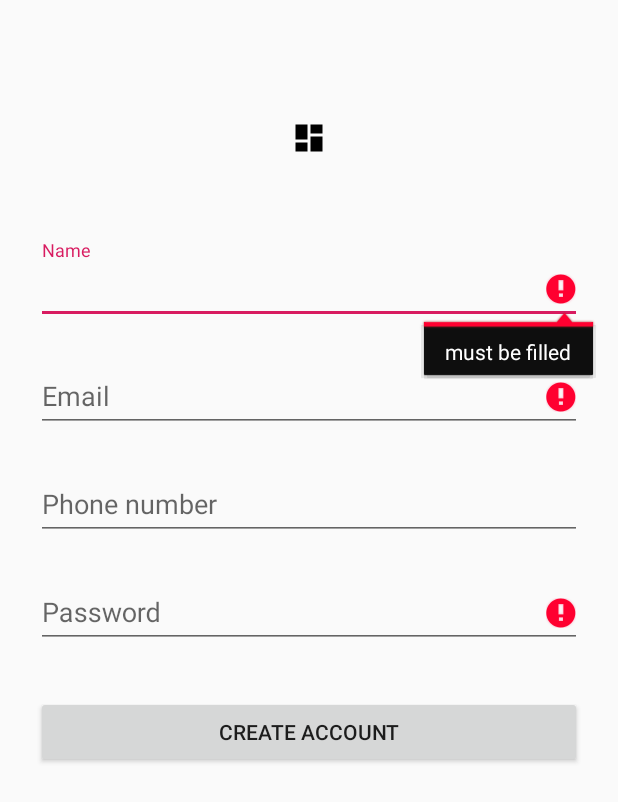
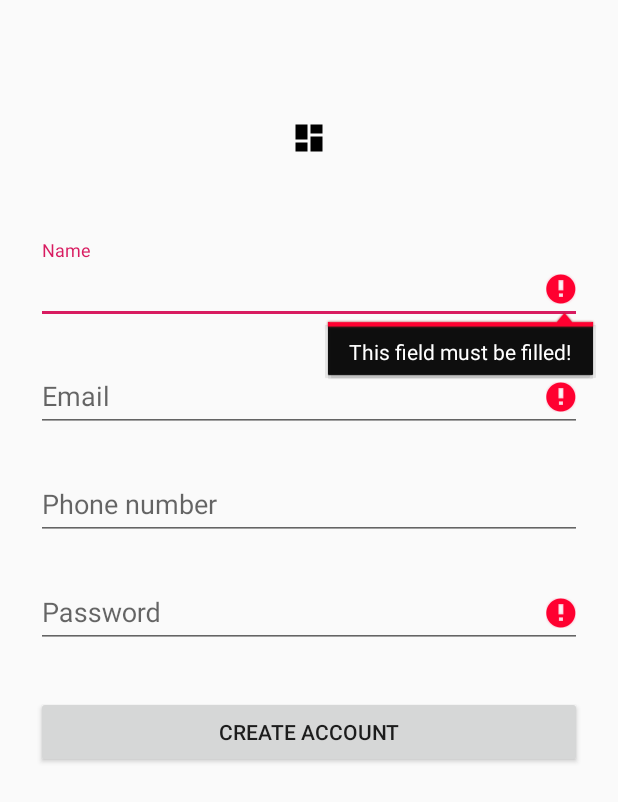
Before and after one commit to Markerer/albi, an Android app: the RegisterActivity screen opened directly, with no data from a screen before it, after a tap on "CREATE ACCOUNT", on a phone screen of 412 x 824 dp. Shown: the top 802 px of the screen. Run offline under Robolectric (Android 15) with nearby library versions, the phone set to English and light mode, and no system bars.

Commit message:
Smaller changes
Checking if there is a user with the same username in the Register activity.
Clean code kinda refactor.
Dowloaded new Android Studio (hope doesn't affect anything)

```diff
--- a/Mobile/Albi/app/src/main/java/albi/bme/hu/albi/MainActivity.kt
+++ b/Mobile/Albi/app/src/main/java/albi/bme/hu/albi/MainActivity.kt
@@ -68,7 +68,7 @@ class MainActivity : AppCompatActivity(), NavigationView.OnNavigationItemSelecte
         user = intent.getSerializableExtra("user") as User
 
         //  Elmenti az éppen bejelentkezett felhasználó ID-jét, így legközelebb nem kell bejelentkezni
-        //saveUserId(user)
+        saveUserId(user)
 
         //Code from here is copied from the NavigationDrawerTest bullshit
         setSupportActionBar(toolbar)
--- a/Mobile/Albi/app/src/main/java/albi/bme/hu/albi/RegisterActivity.kt
+++ b/Mobile/Albi/app/src/main/java/albi/bme/hu/albi/RegisterActivity.kt
@@ -1,7 +1,7 @@
 package albi.bme.hu.albi
 
-import albi.bme.hu.albi.interfaces.user.UserClient
 import albi.bme.hu.albi.model.User
+import albi.bme.hu.albi.network.RestApiFactory
 import android.support.v7.app.AppCompatActivity
 import android.os.Bundle
 import android.view.View
@@ -9,8 +9,6 @@ import android.widget.Toast
 import kotlinx.android.synthetic.main.activity_register.*
 import retrofit2.Callback
 import retrofit2.Response
-import retrofit2.Retrofit
-import retrofit2.converter.gson.GsonConverterFactory
 
 class RegisterActivity : AppCompatActivity() {
 
@@ -19,26 +17,26 @@ class RegisterActivity : AppCompatActivity() {
         setContentView(R.layout.activity_register)
     }
 
-    fun registerOnClick(view: View){
-        var nameEmpty = input_name.text.toString().isEmpty()
-        var emailEmpty = input_email.text.toString().isEmpty()
-        var passwordEmpty = input_password.text.toString().isEmpty()
+    fun registerOnClick(view: View) {
+        val nameEmpty = input_name.text.toString().isEmpty()
+        val emailEmpty = input_email.text.toString().isEmpty()
+        val passwordEmpty = input_password.text.toString().isEmpty()
 
-        if(!(android.util.Patterns.EMAIL_ADDRESS.matcher(input_email.text.toString()).matches())){
-            input_email.error = "this is not a valid email format!"
+        if (!(android.util.Patterns.EMAIL_ADDRESS.matcher(input_email.text.toString()).matches())) {
+            input_email.error = "This is not a valid email format!"
         }
 
-        if(nameEmpty){
-            input_name.error = "must be filled"
+        if (nameEmpty) {
+            input_name.error = "This field must be filled!"
         }
-        if(emailEmpty){
-            input_email.error = "must be filled"
+        if (emailEmpty) {
+            input_email.error = "This field must be filled!"
         }
-        if(passwordEmpty){
-            input_password.error = "must be filled"
+        if (passwordEmpty) {
+            input_password.error = "This field must be filled!"
         }
 
-        if (!nameEmpty && !emailEmpty && !passwordEmpty){
+        if (!nameEmpty && !emailEmpty && !passwordEmpty) {
             val newUser = User(input_name.text.toString(), input_email.text.toString(), input_password.text.toString(), input_phone_number.text.toString())
             sendNetworkRequestRegister(newUser)
         }
@@ -46,22 +44,19 @@ class RegisterActivity : AppCompatActivity() {
 
 
     private fun sendNetworkRequestRegister(user: User) {
-        val builder = Retrofit.Builder()
-                .baseUrl("http://10.0.2.2:3000")
-                .addConverterFactory(GsonConverterFactory.create())
-
-        val retrofit = builder.build()
-        val client = retrofit.create(UserClient::class.java)
+        val client = RestApiFactory.createUserClient()
         val call = client.createNewUser(user)
 
         call.enqueue(object : Callback<String> {
             override fun onResponse(call: retrofit2.Call<String>, response: Response<String>) {
-                Toast.makeText(this@RegisterActivity, "no error in creating new user: " + response.body().toString(), Toast.LENGTH_LONG)
+                if (response.body() == "The username is already taken.") {
+                    input_name.error = response.body()
+                }
             }
 
             override fun onFailure(call: retrofit2.Call<String>?, t: Throwable?) {
                 t?.printStackTrace()
-                Toast.makeText(this@RegisterActivity, "error in register :(" + t?.message, Toast.LENGTH_LONG)
+                Toast.makeText(this@RegisterActivity, "error in register :(" + t?.message, Toast.LENGTH_LONG).show()
             }
         })
     }
```
Also changed, not shown: Mobile/Albi/app/src/main/java/albi/bme/hu/albi/LoginActivity.kt (+11 -12 lines).
